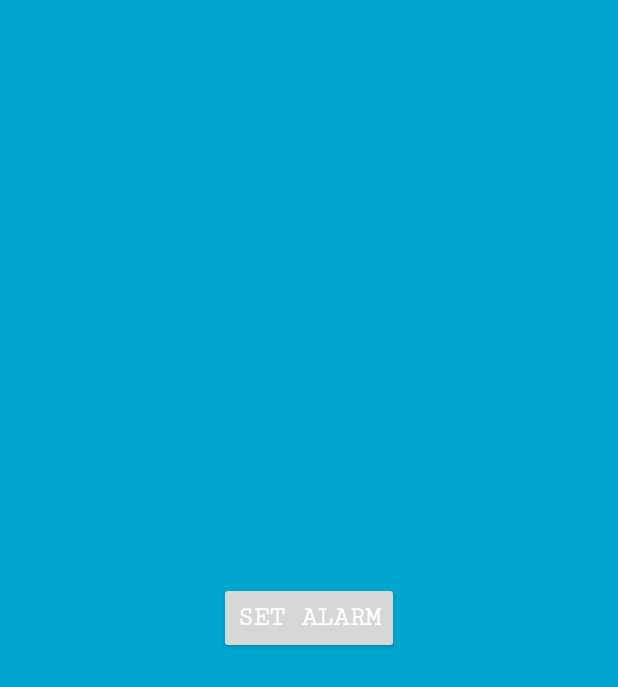
After one commit to Udovyk/AClock, an Android app: the layout fragment_set_alarm.xml on its own in the app's theme, with its tools: preview values and no code run, on a phone screen of 412 x 824 dp. The commit adds this screen. Shown: the top 687 px of the screen. Run offline under Robolectric (Android 15) with nearby library versions, the phone set to English and light mode, and no system bars.

Commit message:
fab button, navigation minor changes

```diff
--- a/app/src/main/java/udovyk/com/aclock/common/screens.kt
+++ b/app/src/main/java/udovyk/com/aclock/common/screens.kt
@@ -1,3 +1,4 @@
 package udovyk.com.aclock.common
 
 const val ALARM_LIST_SCREEN = "alarm_list_screen"
+const val SET_ALARM_SCREEN = "set_alarm"
--- a/app/src/main/java/udovyk/com/aclock/injection/module/FragmentBuilder.kt
+++ b/app/src/main/java/udovyk/com/aclock/injection/module/FragmentBuilder.kt
@@ -3,6 +3,7 @@ package udovyk.com.aclock.injection.module
 import dagger.Module
 import dagger.android.ContributesAndroidInjector
 import udovyk.com.aclock.presentation.alarm_list.AlarmListFragment
+import udovyk.com.aclock.presentation.set_alarm.SetAlarmFragment
 
 @Module
 interface FragmentBuilder {
@@ -10,5 +11,8 @@ interface FragmentBuilder {
     @ContributesAndroidInjector
     fun contributeAlarmListFragment(): AlarmListFragment
 
+    @ContributesAndroidInjector
+    fun contributeSetAlarmFragment(): SetAlarmFragment
+
 
 }
--- a/app/src/main/java/udovyk/com/aclock/injection/module/ViewModelBuilder.kt
+++ b/app/src/main/java/udovyk/com/aclock/injection/module/ViewModelBuilder.kt
@@ -9,6 +9,7 @@ import udovyk.com.aclock.injection.ViewModelFactory
 import udovyk.com.aclock.injection.annotation.ViewModelKey
 import udovyk.com.aclock.presentation.alarm_list.AlarmListViewModel
 import udovyk.com.aclock.presentation.main.MainViewModel
+import udovyk.com.aclock.presentation.set_alarm.SetAlarmViewModel
 
 @Module
 interface ViewModelBuilder {
@@ -25,4 +26,9 @@ interface ViewModelBuilder {
     @ViewModelKey(AlarmListViewModel::class)
     fun bindAlarmListViewModel(viewModel: AlarmListViewModel): ViewModel
 
+    @Binds
+    @IntoMap
+    @ViewModelKey(SetAlarmViewModel::class)
+    fun bindSetAlarmViewModel(viewModel: SetAlarmViewModel): ViewModel
+
 }
--- a/app/src/main/java/udovyk/com/aclock/presentation/base/BaseActivity.kt
+++ b/app/src/main/java/udovyk/com/aclock/presentation/base/BaseActivity.kt
@@ -13,8 +13,10 @@ import ru.terrakok.cicerone.android.SupportAppNavigator
 import ru.terrakok.cicerone.commands.Command
 import udovyk.com.aclock.R
 import udovyk.com.aclock.common.ALARM_LIST_SCREEN
+import udovyk.com.aclock.common.SET_ALARM_SCREEN
 import udovyk.com.aclock.injection.ViewModelFactory
 import udovyk.com.aclock.presentation.alarm_list.AlarmListFragment
+import udovyk.com.aclock.presentation.set_alarm.SetAlarmFragment
 import javax.inject.Inject
 
 abstract class BaseActivity : DaggerAppCompatActivity() {
@@ -33,6 +35,7 @@ abstract class BaseActivity : DaggerAppCompatActivity() {
             override fun createFragment(screenKey: String?, data: Any?): Fragment? =
                 when (screenKey) {
                     ALARM_LIST_SCREEN -> AlarmListFragment()
+                    SET_ALARM_SCREEN -> SetAlarmFragment()
                     else -> throw Throwable("Unknown screen")
                 }
 
--- /dev/null
+++ b/app/src/main/res/drawable/ic_check_white_24dp.xml
@@ -0,0 +1,5 @@
+<vector android:height="24dp" android:tint="#FFFFFF"
+    android:viewportHeight="24.0" android:viewportWidth="24.0"
+    android:width="24dp" xmlns:android="http://schemas.android.com/apk/res/android">
+    <path android:fillColor="#FF000000" android:pathData="M9,16.17L4.83,12l-1.42,1.41L9,19 21,7l-1.41,-1.41z"/>
+</vector>
--- /dev/null
+++ b/app/src/main/res/drawable/ic_search_white_24dp.xml
@@ -0,0 +1,5 @@
+<vector android:height="24dp" android:tint="#FFFFFF"
+    android:viewportHeight="24.0" android:viewportWidth="24.0"
+    android:width="24dp" xmlns:android="http://schemas.android.com/apk/res/android">
+    <path android:fillColor="#FF000000" android:pathData="M15.5,14h-0.79l-0.28,-0.27C15.41,12.59 16,11.11 16,9.5 16,5.91 13.09,3 9.5,3S3,5.91 3,9.5 5.91,16 9.5,16c1.61,0 3.09,-0.59 4.23,-1.57l0.27,0.28v0.79l5,4.99L20.49,19l-4.99,-5zM9.5,14C7.01,14 5,11.99 5,9.5S7.01,5 9.5,5 14,7.01 14,9.5 11.99,14 9.5,14z"/>
+</vector>
--- a/app/src/main/res/layout/activity_main.xml
+++ b/app/src/main/res/layout/activity_main.xml
@@ -22,7 +22,10 @@
             app:backgroundTint="@color/colorPrimary"
             app:fabAlignmentMode="center"
             app:fabCradleRoundedCornerRadius="10dp"
-            app:navigationIcon="@drawable/ic_menu_white_24dp" />
+            app:navigationIcon="@drawable/ic_menu_white_24dp"
+            app:hideOnScroll="true"
+            app:layout_scrollFlags="scroll|enterAlways"
+            />
 
         <android.support.design.widget.FloatingActionButton
             android:id="@+id/fab"
--- /dev/null
+++ b/app/src/main/res/layout/fragment_set_alarm.xml
@@ -0,0 +1,35 @@
+<?xml version="1.0" encoding="utf-8"?>
+<layout xmlns:tools="http://schemas.android.com/tools"
+    xmlns:android="http://schemas.android.com/apk/res/android"
+    xmlns:app="http://schemas.android.com/apk/res-auto">
+
+    <data class="SetAlarmBinding" />
+
+    <android.support.constraint.ConstraintLayout
+        android:layout_width="match_parent"
+        android:layout_height="match_parent"
+        android:background="@color/colorSetAlarmBackgroung">
+
+
+        <Button
+            android:id="@+id/btn_set_alarm"
+            style="@android:style/Widget.DeviceDefault.Light.Button"
+            android:layout_width="wrap_content"
+            android:layout_height="wrap_content"
+            android:layout_marginStart="8dp"
+            android:layout_marginTop="8dp"
+            android:layout_marginEnd="8dp"
+            android:layout_marginBottom="8dp"
+            android:fontFamily="serif-monospace"
+            android:lineSpacingExtra="18sp"
+            android:text="Set Alarm"
+            android:textColor="@android:color/background_light"
+            android:textSize="18sp"
+            android:textStyle="bold"
+            android:typeface="serif"
+            app:layout_constraintBottom_toBottomOf="parent"
+            app:layout_constraintEnd_toEndOf="parent"
+            app:layout_constraintStart_toStartOf="parent"
+            app:layout_constraintTop_toTopOf="parent" />
+    </android.support.constraint.ConstraintLayout>
+</layout>
--- a/app/src/main/res/values/colors.xml
+++ b/app/src/main/res/values/colors.xml
@@ -1,7 +1,10 @@
 <?xml version="1.0" encoding="utf-8"?>
 <resources>
-    <color name="colorPrimary">#4faf8e</color>
-    <color name="colorPrimaryDark">#2eab94</color>
-    <color name="colorAccent">#5da8b1</color>
-    <color name="colorBackground">#c9eade</color>
+    <color name="colorPrimary">#2d6fb6</color>
+    <color name="colorPrimaryDark">#043f9e</color>
+    <color name="colorAccent">#71cbd6</color>
+    <color name="fabColorAdd">#1f211e</color>
+    <color name="fabColorDone">#43931b</color>
+    <color name="colorBackground">#b9eaef</color>
+    <color name="colorSetAlarmBackgroung">#01a6cf</color>
 </resources>
--- a/app/src/main/res/values/strings.xml
+++ b/app/src/main/res/values/strings.xml
@@ -3,5 +3,6 @@
 
     //menu
     <string name="sound">sound</string>
+    <string name="action_search">search</string>
 
 </resources>
```
Also changed, not shown: app/src/main/java/udovyk/com/aclock/presentation/main/MainActivity.kt (+31 -3 lines), app/src/main/java/udovyk/com/aclock/presentation/main/MainViewModel.kt (+9 -0 lines), app/src/main/java/udovyk/com/aclock/presentation/set_alarm/SetAlarmFragment.kt (added, +53 -0 lines), app/src/main/java/udovyk/com/aclock/presentation/set_alarm/SetAlarmViewModel.kt (added, +9 -0 lines), app/src/main/res/menu/set_alarm_menu.xml (added, +12 -0 lines), app/src/main/res/menu/menu_main.xml (renamed from app/src/main/res/menu/bottomappbar_menu.xml).
